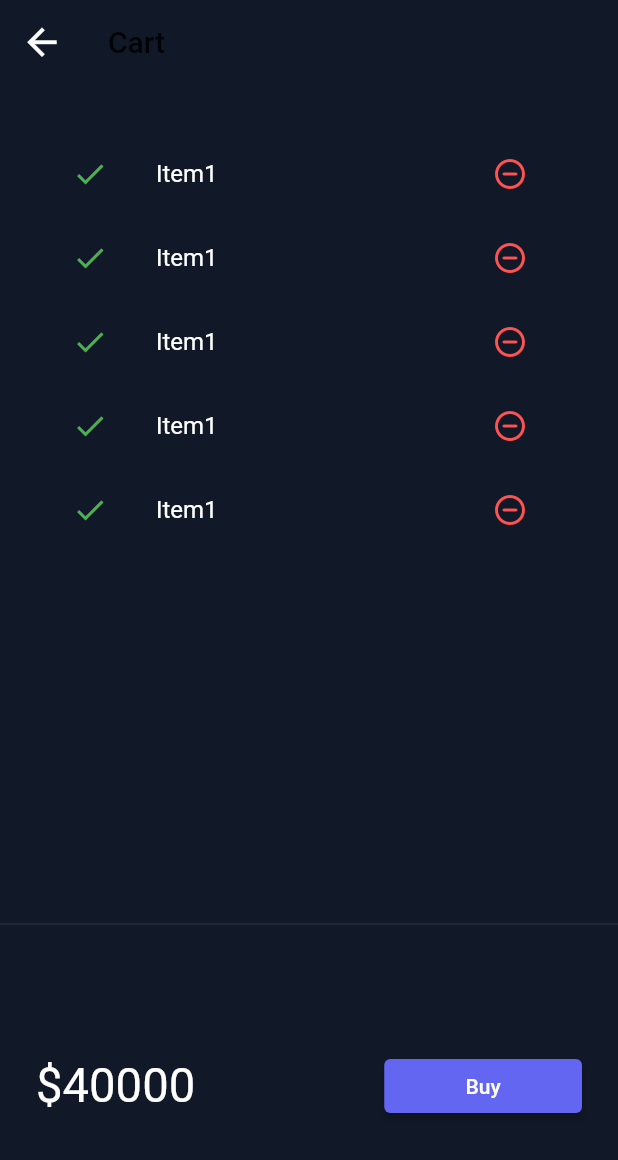
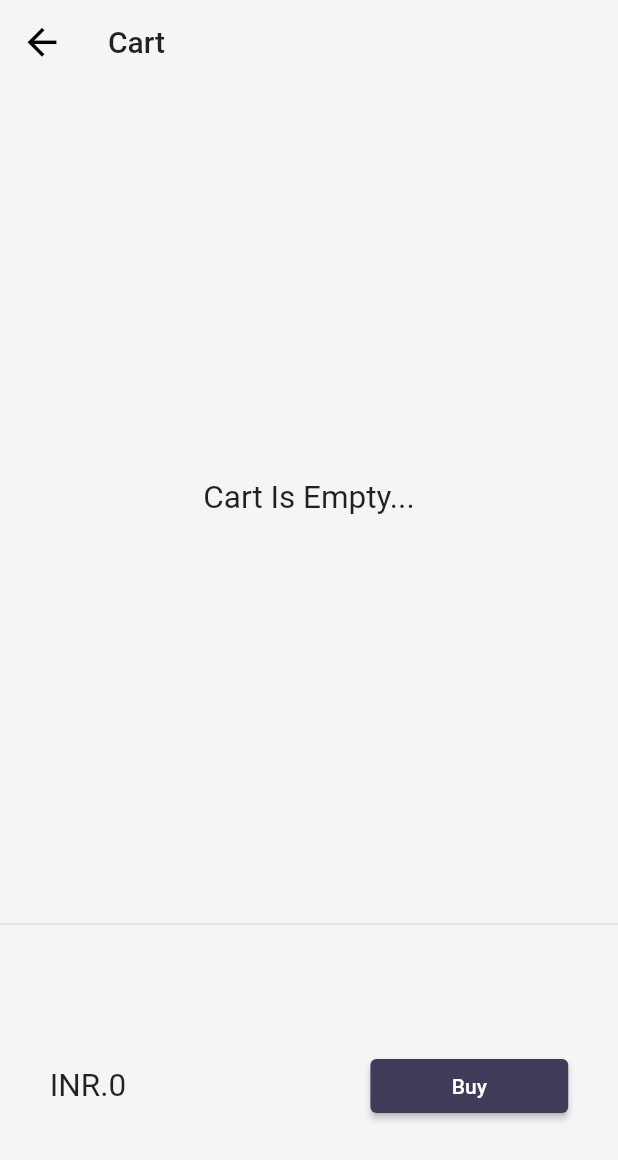
Before and after one commit to UMAKANTPATIL1/catalog_app, a Flutter app: the MyCart screen opened by its route, on a phone screen of 412 x 824 dp. Shown: the top 1160 px of the screen. Run offline on Flutter 3.47's test engine with Material 2 defaults, Android fonts, the phone set to English and light mode, and no system bars; our stand-ins replace google_fonts, velocity_x; missing offline and left inert: dart:ffi; network calls fail.

Commit message:
Creation of cart dart file to add remove items using id Day_25_bad_code_to_the_reuse

```diff
--- a/lib/item_class/cart.dart
+++ b/lib/item_class/cart.dart
@@ -1,6 +1,11 @@
 import 'package:my_app/item_class/catalog.dart';
 
 class CartModel {
+  static final cartModel=CartModel._internal();
+  CartModel._internal();
+  factory CartModel()=>cartModel;
+
+
   late CatalogModel _catalog;
   final List<int> _itemId = [];
 
--- a/lib/item_class/catalog.dart
+++ b/lib/item_class/catalog.dart
@@ -1,4 +1,7 @@
 class CatalogModel{
+  static final catalogModel=CatalogModel._internal();
+  CatalogModel._internal();
+  factory CatalogModel()=>catalogModel;
   static  List<Item> items=[
     Item(
         id:1,
--- a/lib/main.dart
+++ b/lib/main.dart
@@ -18,7 +18,7 @@ class MyApp extends StatelessWidget {
     return Container(
 
       child: MaterialApp(
-        themeMode: ThemeMode.dark,
+        themeMode: ThemeMode.system,
         debugShowCheckedModeBanner: false,
         theme: MyTheme.lightTheme(context),
         darkTheme: MyTheme.darkTheme(context),//Dark and light theme
--- a/lib/pages/add_to_cart.dart
+++ b/lib/pages/add_to_cart.dart
@@ -1,4 +1,6 @@
 import 'package:flutter/material.dart';
+import 'package:my_app/item_class/cart.dart';
+import 'package:my_app/item_class/catalog.dart';
 import 'package:my_app/theme_data/theme_data.dart';
 import 'package:velocity_x/velocity_x.dart';
 class MyCart extends StatelessWidget {
@@ -26,6 +28,10 @@ class _CartTotal extends StatelessWidget {
 
   @override
   Widget build(BuildContext context) {
+    final _cart=CartModel();
+    CatalogModel catolg;
+
+
     return SizedBox(
       height: 200,
 
@@ -33,7 +39,8 @@ class _CartTotal extends StatelessWidget {
         mainAxisAlignment: MainAxisAlignment.spaceAround,
         children: [
 
-          "\$40000".text.xl4.make(),
+
+          "\INR.${_cart.totalPrice}".text.xl2.make(),
           30.widthBox,
           ElevatedButton(
               onPressed: () {
@@ -59,14 +66,25 @@ class _CartList extends StatefulWidget {
 
 class _CartListState extends State<_CartList> {
   @override
+  final _cart=CartModel();
   Widget build(BuildContext context) {
-    return ListView.builder(itemBuilder: (context, index) => ListTile(
+
+    return _cart.items.isEmpty
+        ? "Cart Is Empty...".text.xl2.makeCentered()
+        : ListView.builder(
+        itemCount: _cart.items?.length,
+      itemBuilder: (context, index) => ListTile(
       leading: Icon(Icons.done,color: Colors.green,),
       trailing: IconButton(icon:Icon(Icons.remove_circle_outline_rounded,color: Colors.redAccent,),
-        onPressed:() {},
+        onPressed:() {
+        _cart.remove(_cart.items[index]);
+        setState(() {
+        });
+        },
       ),
-      title: "Item1".text.make(),
+      title: _cart.items[index].name.text.make(),
     ),
-    itemCount: 5,);
+    );
+
   }
 }
```
Also changed, not shown: lib/pages/productlist_ui_pages/catalogl_list.dart (+51 -14 lines).
